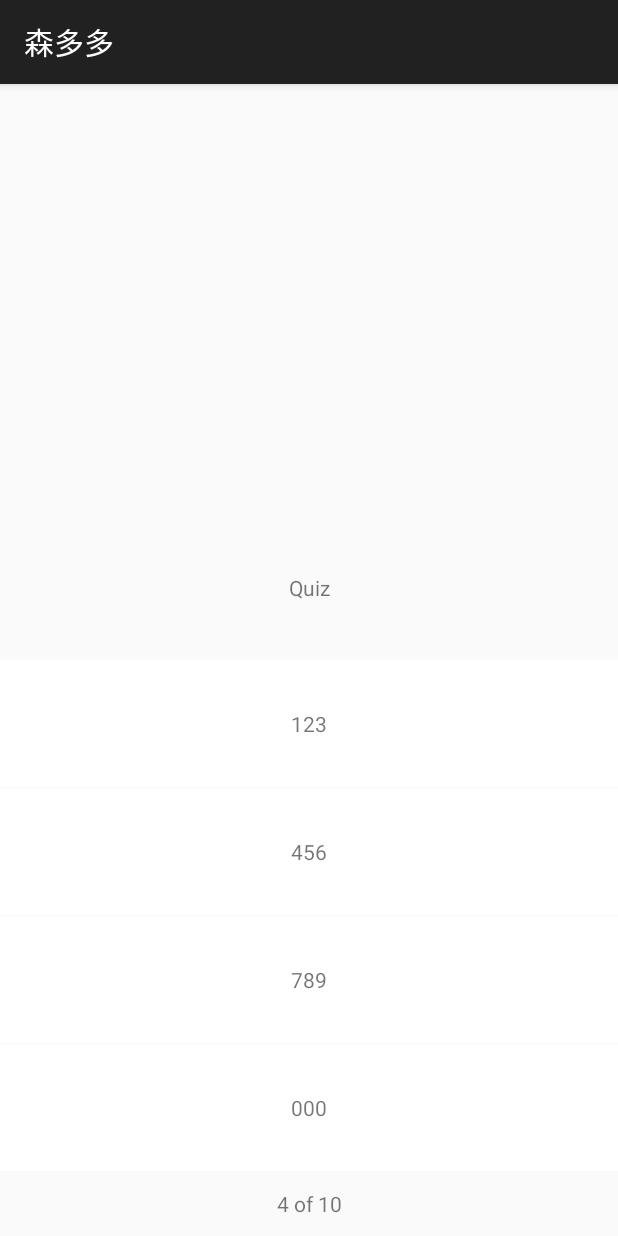
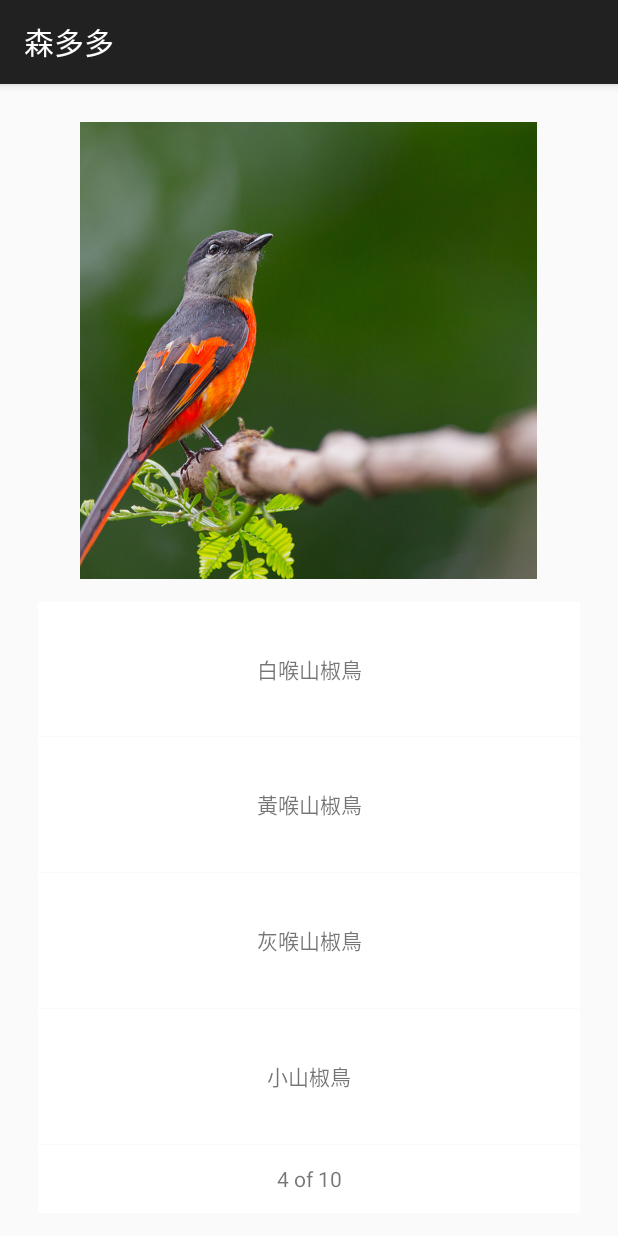
Before and after one commit to k801030/IntroToForest, an Android app: the GameActivity screen opened directly, with no data from a screen before it, on a phone screen of 412 x 824 dp. Run offline under Robolectric (Android 15) with nearby library versions, the phone set to English and light mode, and no system bars.

Commit message:
added game service

```diff
--- a/app/build.gradle
+++ b/app/build.gradle
@@ -6,7 +6,7 @@ android {
 
     defaultConfig {
         applicationId "project.com.introtoforest"
-        minSdkVersion 15
+        minSdkVersion 16
         targetSdkVersion 22
         versionCode 1
         versionName "1.0"
--- a/app/src/main/java/project/com/introtoforest/activity/GameActivity.java
+++ b/app/src/main/java/project/com/introtoforest/activity/GameActivity.java
@@ -1,18 +1,35 @@
 package project.com.introtoforest.activity;
 
+import android.content.Context;
 import android.os.Bundle;
+import android.support.annotation.Nullable;
 import android.support.v7.app.AppCompatActivity;
+import android.util.AttributeSet;
+import android.view.View;
+import android.widget.ImageView;
 
 import project.com.introtoforest.R;
+import project.com.introtoforest.service.GameService;
+import project.com.introtoforest.view.OptionView;
 
 /**
  * Created by Vison on 2015/11/27.
  */
 public class GameActivity extends AppCompatActivity {
+    GameService mGameService;
 
     @Override
     protected void onCreate(Bundle savedInstanceState) {
         super.onCreate(savedInstanceState);
         setContentView(R.layout.activity_game);
+
+        OptionView options = (OptionView) findViewById(R.id.options);
+        ImageView questionImg = (ImageView) findViewById(R.id.question_img);
+
+        mGameService = new GameService(this);
+        mGameService.setBindingOptionView(options);
+        mGameService.setBindingQuestionView(questionImg);
+
+        mGameService.startNextStage();
     }
 }
--- /dev/null
+++ b/app/src/main/java/project/com/introtoforest/service/GameService.java
@@ -0,0 +1,83 @@
+package project.com.introtoforest.service;
+
+import android.content.Context;
+import android.graphics.drawable.Drawable;
+import android.widget.ImageView;
+
+import java.util.ArrayList;
+
+import project.com.introtoforest.R;
+import project.com.introtoforest.view.OptionView;
+
+/**
+ * Created by Vison on 2015/12/5.
+ */
+public class GameService {
+
+    private static final int OPTION_SIZE = 4;
+
+    private Context mContext;
+    private ArrayList<QAModel> qaModels;
+    private OptionView mOptionView;
+    private ImageView mQuestionView;
+    private int current;
+
+    public GameService (Context context){
+        qaModels = new ArrayList<QAModel>(15);
+        mContext = context;
+
+        current = 0;
+        initModels();
+    }
+
+
+    private void initModels() {
+        // initModels for QA models
+        QAModel a = new QAModel();
+        a.setQuestionImage(mContext.getResources().getDrawable(R.drawable.sample_pic));
+        a.setCorrectAnswer("灰喉山椒鳥");
+        a.setWrongAnswer("白喉山椒鳥", "黃喉山椒鳥", "小山椒鳥");
+        qaModels.add(a);
+    }
+
+    /**
+     * process of a single QA
+     */
+    public void startNextStage() {
+        setQuestion(current);
+        setRandomAnswer(current);
+        current++;
+    }
+
+
+    private void setQuestion(int current) {
+        Drawable d = qaModels.get(current).getQuestionImage();
+        mQuestionView.setImageDrawable(d);
+    }
+
+    private void setRandomAnswer(int current) {
+        int correctPos = (int)(Math.random()* OPTION_SIZE);
+        int j=0;
+        for (int i=0;i<OPTION_SIZE;i++) {
+            String ans;
+            if (i == correctPos) {
+                ans = qaModels.get(current).getCorrectAnswer();
+                mOptionView.getOption(i).setTextAndCorrectness(ans, true);
+            } else {
+                ans = qaModels.get(current).getWrongAnswer(j++);
+                mOptionView.getOption(i).setTextAndCorrectness(ans, false);
+            }
+
+        }
+        qaModels.get(current).getCorrectAnswer();
+    }
+
+
+    public void setBindingOptionView(OptionView view) {
+        mOptionView = view;
+    }
+
+    public void setBindingQuestionView(ImageView imageView) {
+        mQuestionView = imageView;
+    }
+}
--- /dev/null
+++ b/app/src/main/java/project/com/introtoforest/service/QAModel.java
@@ -0,0 +1,60 @@
+package project.com.introtoforest.service;
+
+import android.graphics.drawable.Drawable;
+
+/**
+ * Created by Vison on 2015/12/6.
+ */
+public class QAModel {
+    private static final int OPTION_SIZE = 4;
+
+    private Drawable questionImage;
+    private String correctAnswer;
+    private String[] wrongAnswer = new String[OPTION_SIZE];
+
+    public void setQuestionImage(Drawable img) {
+        questionImage = img;
+    }
+
+    public void setCorrectAnswer(String ans) {
+        correctAnswer = ans;
+    }
+
+    public void setWrongAnswer(String ans1, String ans2, String ans3) {
+        wrongAnswer[0] = ans1;
+        wrongAnswer[1] = ans2;
+        wrongAnswer[2] = ans3;
+
+    }
+
+    public Drawable getQuestionImage() {
+        return questionImage;
+    }
+
+    public String getCorrectAnswer() {
+        return correctAnswer;
+    }
+
+    public String getWrongAnswer(int i) {
+        return wrongAnswer[i];
+    }
+
+    public void shuffleWrongAnswer(String[] array) {
+        int currentIndex = array.length, randomIndex ;
+        String temporaryValue;
+
+        // While there remain elements to shuffle...
+        while (0 != currentIndex) {
+
+            // Pick a remaining element...
+            randomIndex = (int)Math.floor(Math.random() * currentIndex);
+            currentIndex -= 1;
+
+            // And swap it with the current element.
+            temporaryValue = array[currentIndex];
+            array[currentIndex] = array[randomIndex];
+            array[randomIndex] = temporaryValue;
+        }
+
+    }
+}
--- a/app/src/main/java/project/com/introtoforest/view/OptionView.java
+++ b/app/src/main/java/project/com/introtoforest/view/OptionView.java
@@ -6,6 +6,7 @@ import android.graphics.Canvas;
 import android.graphics.Color;
 import android.graphics.drawable.Drawable;
 import android.util.AttributeSet;
+import android.util.Log;
 import android.view.Gravity;
 import android.view.View;
 import android.view.ViewGroup;
@@ -16,6 +17,8 @@ import android.widget.TextView;
 
 import org.w3c.dom.Attr;
 
+import java.util.ArrayList;
+
 import project.com.introtoforest.R;
 
 /**
@@ -25,9 +28,14 @@ public class OptionView extends LinearLayout {
 
     private int background = 0x30000000;
     private int margins = 1;
+    private static final int OPTION_SIZE = 4;
+
+    private ArrayList<OptionItem> options;
 
     public OptionView(Context context, AttributeSet attrs) {
         super(context, attrs, 0);
+
+        options = new ArrayList<OptionItem>(OPTION_SIZE);
 
         int[] attrsArray = new int[] {
                 android.R.attr.id, // 0
@@ -55,22 +63,26 @@ public class OptionView extends LinearLayout {
         // set layout
         setOrientation(VERTICAL);
 
+
         // add text view
-        addTextView("123");
-        addTextView("456");
-        addTextView("789");
-        addTextView("000");
+        for (int i=0;i<OPTION_SIZE;i++) {
+            options.add(new OptionItem(getContext()));
+            addTextView(options.get(i));
+        }
+
         addBottomView(4, 10);
+
     }
 
-    public void addTextView(String text) {
-        OptionItem item = new OptionItem(getContext());
-        item.setText(text);
+    private void addTextView(OptionItem item) {
         item.setGravity(Gravity.CENTER);
+        item.setBackground(getResources().getDrawable(R.drawable.option_color));
         LinearLayout.LayoutParams params = new LayoutParams(
                 ViewGroup.LayoutParams.MATCH_PARENT, 0, 2.0f);
         item.setLayoutParams(params);
         params.setMargins(0, 0, 0, margins);
+        item.setClickable(true); // enable click
+
         addView(item);
     }
 
@@ -86,6 +98,7 @@ public class OptionView extends LinearLayout {
         LinearLayout.LayoutParams params = new LayoutParams(
                 ViewGroup.LayoutParams.MATCH_PARENT, 0, 1.0f);
         bottom.setLayoutParams(params);
+        bottom.setBackgroundColor(Color.WHITE);
         addView(bottom);
     }
 
@@ -95,11 +108,41 @@ public class OptionView extends LinearLayout {
     }
 
 
-    class OptionItem extends TextView {
+
+    public class OptionItem extends TextView {
+        private boolean correct;
         public OptionItem(Context context) {
             super(context);
             setBackgroundColor(Color.WHITE);
+            setOnClickListener(new OnClickListener() {
+                @Override
+                public void onClick(View view) {
+                    // TODO:
+
+                    Log.d("is correct or not", Boolean.toString(correct));
+                }
+            });
+        }
+
+        public void setTextAndCorrectness(String text, boolean correct) {
+            this.setText(text);
+            this.correct = correct;
+        }
+
+        /**
+         * set if the option is correct.
+         */
+        public void setCorrectness(boolean c) {
+            correct = c;
+        }
+
+        public boolean getCorrectness() {
+            return correct;
         }
 
     }
+
+    public OptionItem getOption(int i) {
+        return options.get(i);
+    }
 }
--- /dev/null
+++ b/app/src/main/java/project/com/introtoforest/view/SquareImageView.java
@@ -0,0 +1,39 @@
+package project.com.introtoforest.view;
+
+import android.content.Context;
+import android.content.res.TypedArray;
+import android.media.Image;
+import android.util.AttributeSet;
+import android.widget.ImageView;
+
+import project.com.introtoforest.R;
+
+/**
+ * Created by Vison on 2015/12/2.
+ */
+public class SquareImageView extends ImageView {
+
+    boolean dependOnWidth = false;
+    boolean dependOnHeight = false;
+
+    public SquareImageView(Context context, AttributeSet attrs) {
+        super(context, attrs);
+
+        TypedArray ta = context.obtainStyledAttributes(attrs, R.styleable.SquareImageView);
+        if (ta != null) {
+            dependOnWidth = ta.getBoolean(R.styleable.SquareImageView_dependOnWidth, false);
+            dependOnHeight = ta.getBoolean(R.styleable.SquareImageView_dependOnHeight, false);
+        }
+    }
+
+    @Override
+    protected void onMeasure(int widthMeasureSpec, int heightMeasureSpec) {
+        if (dependOnWidth) {
+            heightMeasureSpec = widthMeasureSpec;
+        } else if (dependOnHeight) {
+            widthMeasureSpec = heightMeasureSpec;
+        }
+
+        super.onMeasure(widthMeasureSpec, heightMeasureSpec);
+    }
+}
--- /dev/null
+++ b/app/src/main/res/drawable/option_color.xml
@@ -0,0 +1,6 @@
+<?xml version="1.0" encoding="utf-8"?>
+<selector xmlns:android="http://schemas.android.com/apk/res/android">
+    <item android:state_focused="true" android:drawable="@color/light_gray" />
+    <item android:state_pressed="true" android:drawable="@color/light_gray" />
+    <item android:drawable="@color/white" />
+</selector>
--- a/app/src/main/res/layout/activity_game.xml
+++ b/app/src/main/res/layout/activity_game.xml
@@ -1,20 +1,34 @@
 <?xml version="1.0" encoding="utf-8"?>
 <LinearLayout xmlns:android="http://schemas.android.com/apk/res/android"
-    android:orientation="vertical" android:layout_width="match_parent"
-    android:layout_height="match_parent">
-    <ImageView
+    xmlns:app="http://schemas.android.com/apk/res-auto"
+    android:orientation="vertical"
+    android:layout_width="match_parent"
+    android:layout_height="match_parent"
+    >
+
+
+    <project.com.introtoforest.view.SquareImageView
+        android:id="@+id/question_img"
         android:layout_width="match_parent"
         android:layout_height="0dp"
-        android:layout_weight="3"/>
-    <TextView
-        android:id="@+id/question"
+        android:layout_weight="3"
+        android:scaleType="centerCrop"
+        android:src="@drawable/sample_pic"
+        app:dependOnHeight="true"
+        android:layout_gravity="center"
+        android:layout_marginTop="25dp"
+        android:layout_marginLeft="25dp"
+        android:layout_marginRight="25dp"
+        android:layout_marginBottom="15dp"
+        />
+
+    <project.com.introtoforest.view.OptionView
+        android:id="@+id/options"
         android:layout_width="match_parent"
         android:layout_height="0dp"
-        android:layout_weight="1"
-        android:gravity="center"
-        android:text="Quiz"/>
-    <project.com.introtoforest.view.OptionView
-        android:layout_width="match_parent"
-        android:layout_height="0dp"
-        android:layout_weight="4"></project.com.introtoforest.view.OptionView>
+        android:layout_weight="4"
+        android:layout_marginLeft="25dp"
+        android:layout_marginRight="25dp"
+        android:layout_marginBottom="15dp"
+        />
 </LinearLayout>
--- /dev/null
+++ b/app/src/main/res/values/attrs.xml
@@ -0,0 +1,8 @@
+<?xml version="1.0" encoding="utf-8"?>
+<resources>
+    <declare-styleable name="SquareImageView">
+        <attr name="dependOnWidth" format="boolean" />
+        <attr name="dependOnHeight" format="boolean" />
+
+    </declare-styleable>
+</resources>
--- /dev/null
+++ b/app/src/main/res/values/color.xml
@@ -0,0 +1,5 @@
+<?xml version="1.0" encoding="utf-8"?>
+<resources>
+    <color name="light_gray">#8bdcb6</color>
+    <color name="white">#ffffff</color>
+</resources>
```
Also changed, not shown: app/src/main/res/drawable/sample_pic.jpg (added), app/src/main/res/mipmap-mdpi/game_bg.png (added), app/src/main/res/mipmap-xhdpi/game_bg.png (added), app/src/main/res/mipmap-xxhdpi/game_bg.png (added), 1 other file.
